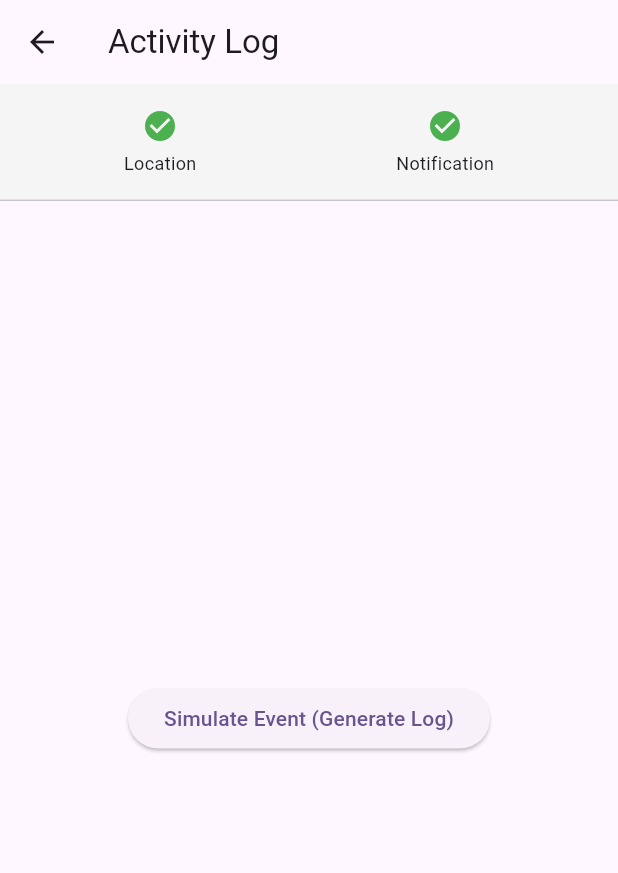
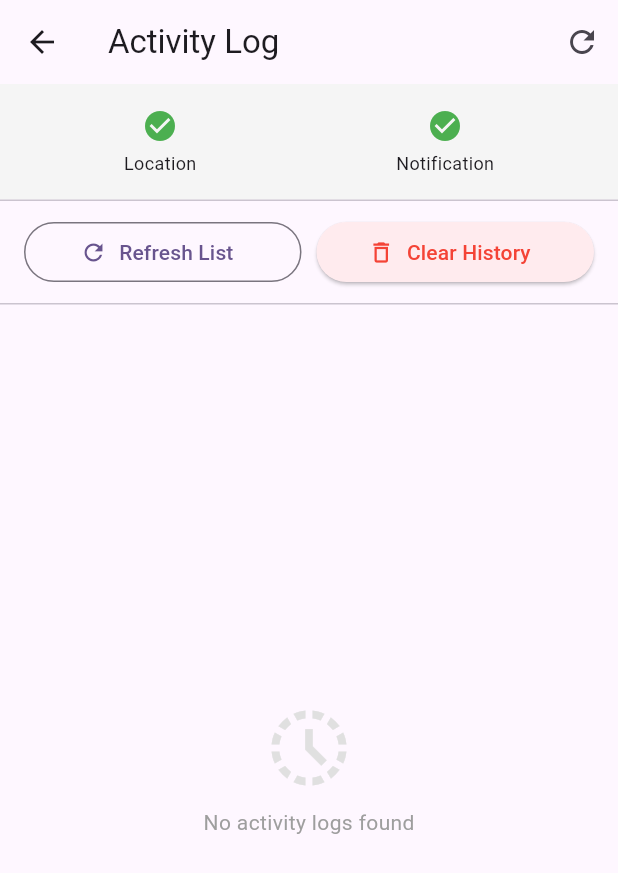
Before and after one commit to AhmadDaneil/SmartSilence, a Flutter app: the Activity screen opened directly, on a phone screen of 412 x 824 dp. Shown: the top 873 px of the screen. Run offline on Flutter 3.47's test engine with Material 3 defaults, Android fonts, the phone set to English and light mode, and no system bars; our stand-ins replace flutter_local_notifications, flutter_map, geolocator, latlong2, permission_handler, sqflite; missing offline and left inert: flutter_background_service, sound_mode; accounts and stored records are empty.

Commit message:
Add refresh and reset button to activity logs page

```diff
--- a/lib/pages/activity.dart
+++ b/lib/pages/activity.dart
@@ -2,7 +2,6 @@ import 'package:flutter/material.dart';
 import 'package:permission_handler/permission_handler.dart';
 import 'package:intl/intl.dart';
 import 'package:smartsilence_contextual_quiet_mode/services/database_helper.dart';
-import 'package:sqflite/sqlite_api.dart';
 
 class Activity extends StatefulWidget {
   const Activity({super.key});
@@ -30,10 +29,45 @@ class _ActivityState extends State<Activity> {
     });
   }
 
+  void _refreshLogs() async {
+    setState(() {});
+  }
+
+  void _resetLogs() async {
+    bool? confirm = await showDialog<bool>(
+      context: context,
+      builder: (context) => AlertDialog(
+        title: const Text("Clear Logs"),
+        content: const Text("Are you sure you want to clear all the activity history?"),
+        actions: [
+          TextButton(onPressed:() => Navigator.pop(context, false), child: const Text("Cancel"),),
+          TextButton(onPressed:() => Navigator.pop(context, true), child: const Text("Clear", style: TextStyle(color: Colors.red))),
+        ],
+      )
+    );
+
+    if (confirm == true) {
+      await DatabaseHelper().clearAllLogs();
+      setState(() {});
+
+      if(mounted){
+        ScaffoldMessenger.of(context).showSnackBar(const SnackBar(content: Text("Logs Cleared")));
+      }
+    }
+  }
+
   @override
   Widget build(BuildContext context) {
     return Scaffold(
-      appBar: AppBar(title: const Text("Activity Log")),
+      appBar: AppBar(title: const Text("Activity Log"),
+      actions: [
+        IconButton(
+          icon: const Icon(Icons.refresh),
+          onPressed: _refreshLogs,
+          tooltip: "Refresh Logs",
+        )
+      ],
+      ),
       body: Column(
         children: [
           // Permissions Header
@@ -48,6 +82,37 @@ class _ActivityState extends State<Activity> {
               ]
             ),
           ),
+
+          const Divider(height: 1),
+
+          // --- BUTTONS ROW (Refresh & Reset) ---
+          Padding(
+            padding: const EdgeInsets.symmetric(horizontal: 16.0, vertical: 10.0),
+            child: Row(
+              children: [
+                Expanded(
+                  child: OutlinedButton.icon(
+                    onPressed: _refreshLogs,
+                    icon: const Icon(Icons.refresh, size: 18),
+                    label: const Text("Refresh List"),
+                  ),
+                ),
+                const SizedBox(width: 10),
+                Expanded(
+                  child: ElevatedButton.icon(
+                    style: ElevatedButton.styleFrom(
+                      backgroundColor: Colors.red.shade50,
+                      foregroundColor: Colors.red
+                    ),
+                    onPressed: _resetLogs,
+                    icon: const Icon(Icons.delete_outline, size: 18),
+                    label: const Text("Clear History"),
+                  ),
+                ),
+              ],
+            ),
+          ),
+
           const Divider(height: 1),
 
           // Log List
@@ -55,31 +120,51 @@ class _ActivityState extends State<Activity> {
             child: FutureBuilder<List<Map<String, dynamic>>>(
               future: DatabaseHelper().getRecentLogs(),
               builder: (context, snapshot) {
-                if (!snapshot.hasData) return const Center(child: CircularProgressIndicator());
-                final logs = snapshot.data!;
+                if (snapshot.connectionState == ConnectionState.waiting) {
+                  return const Center(child: CircularProgressIndicator());
+                }
 
-                if (logs.isEmpty) {
+                if (!snapshot.hasData || snapshot.data!.isEmpty) {
                   return Center(
-                    child: ElevatedButton(
-                      onPressed: () async{
-                        await DatabaseHelper().logEvent("GEOFENCE", "SILENT");
-                        setState(() {});
-                      },
-                      child: const Text("Simulate Event (Generate Log)"),
+                    child: Column(
+                      mainAxisAlignment: MainAxisAlignment.center,
+                      children: [
+                        Icon(Icons.history_toggle_off, size: 60, color: Colors.grey.shade300),
+                        const SizedBox(height: 10),
+                        const Text("No activity logs found", style: TextStyle(color: Colors.grey)),
+                      ],
                       ),
                   );
                 }
 
+                final logs = snapshot.data!;
                 return ListView.builder(
+                  padding: const EdgeInsets.only(bottom: 20),
                   itemCount: logs.length,
                   itemBuilder: (context, index) {
                     final log = logs[index];
                     final date = DateTime.fromMillisecondsSinceEpoch(log['timestamp']);
-                    return ListTile(
-                      leading: const Icon(Icons.history, size: 18),
-                      title: Text("Trigger: ${log['trigger_source']}"),
-                      subtitle: Text("Time: ${DateFormat('hh:mm a').format(date)}"),
-                      trailing: Text(log['action_taken'], style: const TextStyle(fontWeight: FontWeight.bold)),
+
+                    return Card(
+                      margin: const EdgeInsets.symmetric(horizontal: 10, vertical: 4),
+                      elevation: 1,
+                      child: ListTile(
+                      leading: CircleAvatar(
+                        backgroundColor: Colors.blue.shade50,
+                        child: const Icon(Icons.history, size:20, color: Colors.blue),
+                      ),
+                      title: Text(
+                        "${log['trigger_source']}",
+                        style: const TextStyle(fontWeight: FontWeight.bold)
+                      ),
+                      subtitle: Text(DateFormat('MMM d, h:mm a').format(date)),
+                      trailing: Chip(
+                      label: Text(log['action_taken'], style: const TextStyle(fontWeight: FontWeight.bold)),
+                      backgroundColor: _getActionColor(log['action_taken']),
+                      padding: EdgeInsets.zero,
+                      visualDensity: VisualDensity.compact,
+                      ),
+                    ),
                     );
                   },
                 );
@@ -103,4 +188,10 @@ class _ActivityState extends State<Activity> {
       ],
     );
   }
+  // Helper for Chip Color
+  Color _getActionColor(String action) {
+    if (action.toUpperCase() == "SILENT") return Colors.orange;
+    if (action.toUpperCase() == "NORMAL") return Colors.green;
+    return Colors.grey;
+  }
 }
--- a/lib/services/background_service.dart
+++ b/lib/services/background_service.dart
@@ -62,8 +62,8 @@ void onStart(ServiceInstance service) async {
     service.stopSelf();
   });
 
-  // Periodically check location (Every 2 seconds)
-  Timer.periodic(const Duration(seconds: 2), (timer) async {
+  // Periodically check location (Every 10 seconds)
+  Timer.periodic(const Duration(seconds: 10), (timer) async {
     if (service is AndroidServiceInstance) {
       if (await service.isForegroundService()) {
 
--- a/lib/services/database_helper.dart
+++ b/lib/services/database_helper.dart
@@ -91,6 +91,12 @@ class DatabaseHelper {
     return await db.query(tableContexts);
   }
 
+  // Add this inside class DatabaseHelper
+    Future<void> clearAllLogs() async {
+   final db = await database;
+    await db.delete('activity_logs');
+  }
+
   // 1. To Delete
   Future<void> deleteContext(int id) async {
   final db = await database;
```
